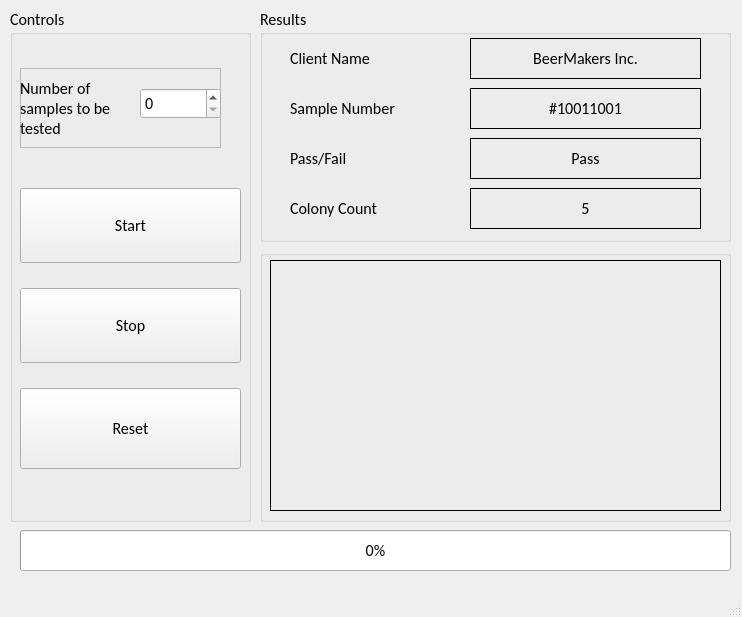
This is Code/GUI/Delta GUI/delta.ui in Jbruslind/ECE44x_Senior_Design as Qt 5 draws it before an edit. The edited form follows.
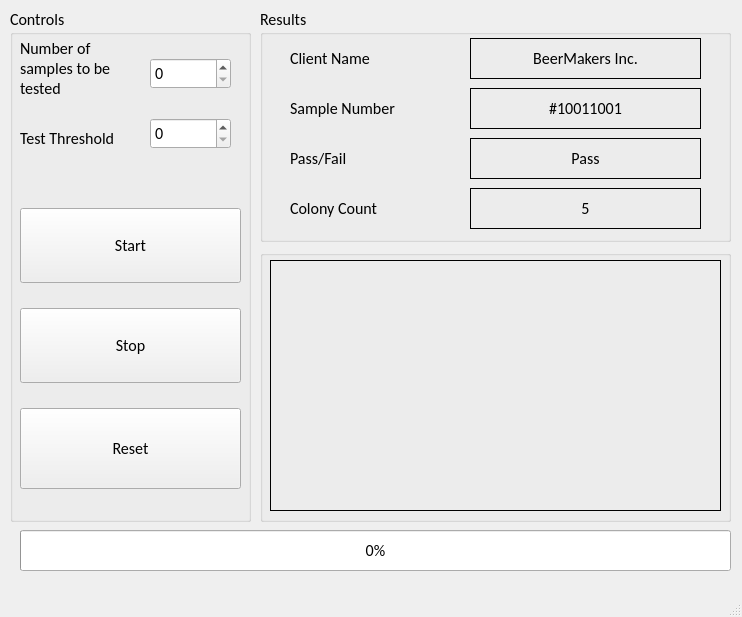
This is the edited form. Icons and pictures are not drawn.

Diff of the .ui file:
```diff
--- a/Code/GUI/Delta GUI/delta.ui
+++ b/Code/GUI/Delta GUI/delta.ui
@@ -41,56 +41,11 @@
     <property name="title">
      <string>Controls</string>
     </property>
-    <widget class="QSpinBox" name="numberOfSamples">
-     <property name="geometry">
-      <rect>
-       <x>130</x>
-       <y>80</y>
-       <width>81</width>
-       <height>31</height>
-      </rect>
-     </property>
-     <property name="maximum">
-      <number>999</number>
-     </property>
-    </widget>
-    <widget class="QFrame" name="spinBoxFrame">
-     <property name="geometry">
-      <rect>
-       <x>10</x>
-       <y>60</y>
-       <width>201</width>
-       <height>80</height>
-      </rect>
-     </property>
-     <property name="frameShape">
-      <enum>QFrame::StyledPanel</enum>
-     </property>
-     <property name="frameShadow">
-      <enum>QFrame::Raised</enum>
-     </property>
-     <widget class="QLabel" name="spinBoxLabel">
-      <property name="geometry">
-       <rect>
-        <x>0</x>
-        <y>10</y>
-        <width>121</width>
-        <height>61</height>
-       </rect>
-      </property>
-      <property name="text">
-       <string>Number of samples to be tested</string>
-      </property>
-      <property name="wordWrap">
-       <bool>true</bool>
-      </property>
-     </widget>
-    </widget>
     <widget class="QWidget" name="buttonsWidget" native="true">
      <property name="geometry">
       <rect>
        <x>10</x>
-       <y>160</y>
+       <y>180</y>
        <width>221</width>
        <height>321</height>
       </rect>
@@ -162,9 +117,64 @@
       </property>
      </widget>
     </widget>
-    <zorder>buttonsWidget</zorder>
-    <zorder>spinBoxFrame</zorder>
-    <zorder>numberOfSamples</zorder>
+    <widget class="QSpinBox" name="numberOfSamples">
+     <property name="geometry">
+      <rect>
+       <x>140</x>
+       <y>50</y>
+       <width>81</width>
+       <height>31</height>
+      </rect>
+     </property>
+     <property name="maximum">
+      <number>999</number>
+     </property>
+    </widget>
+    <widget class="QLabel" name="spinBoxLabel">
+     <property name="geometry">
+      <rect>
+       <x>10</x>
+       <y>30</y>
+       <width>121</width>
+       <height>61</height>
+      </rect>
+     </property>
+     <property name="text">
+      <string>Number of samples to be tested</string>
+     </property>
+     <property name="wordWrap">
+      <bool>true</bool>
+     </property>
+    </widget>
+    <widget class="QSpinBox" name="threshold">
+     <property name="geometry">
+      <rect>
+       <x>140</x>
+       <y>110</y>
+       <width>81</width>
+       <height>31</height>
+      </rect>
+     </property>
+     <property name="maximum">
+      <number>999</number>
+     </property>
+    </widget>
+    <widget class="QLabel" name="thresholdLabel">
+     <property name="geometry">
+      <rect>
+       <x>10</x>
+       <y>100</y>
+       <width>121</width>
+       <height>61</height>
+      </rect>
+     </property>
+     <property name="text">
+      <string>Test Threshold</string>
+     </property>
+     <property name="wordWrap">
+      <bool>true</bool>
+     </property>
+    </widget>
    </widget>
    <widget class="QGroupBox" name="resultsGroupBox">
     <property name="geometry">
```
